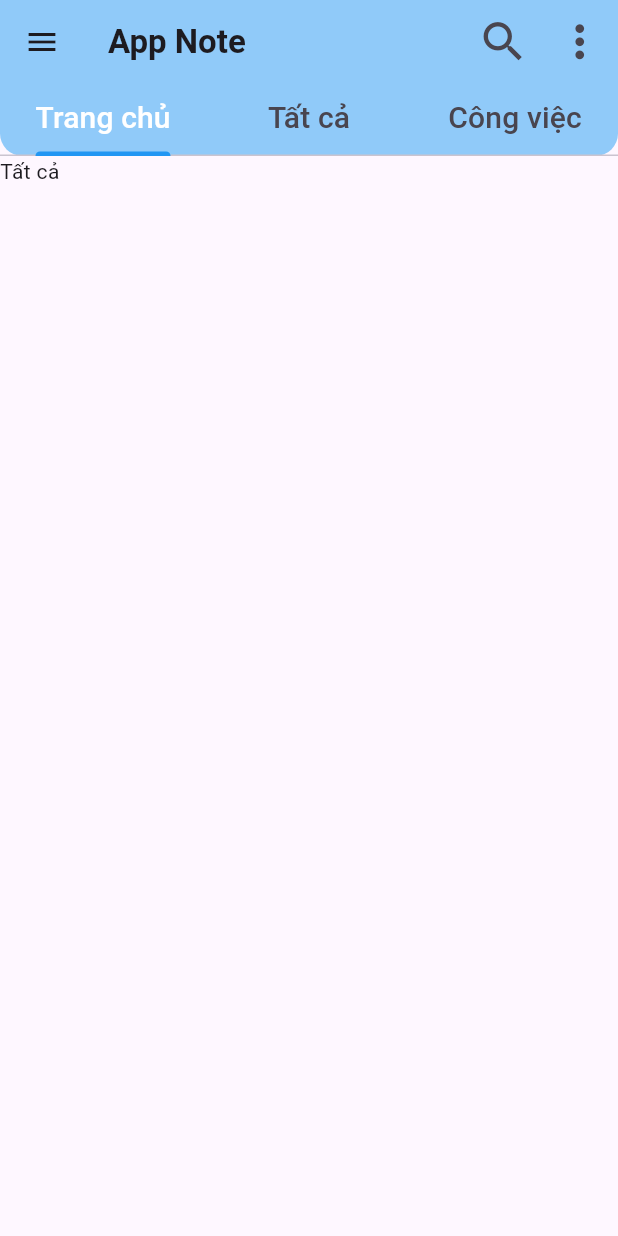
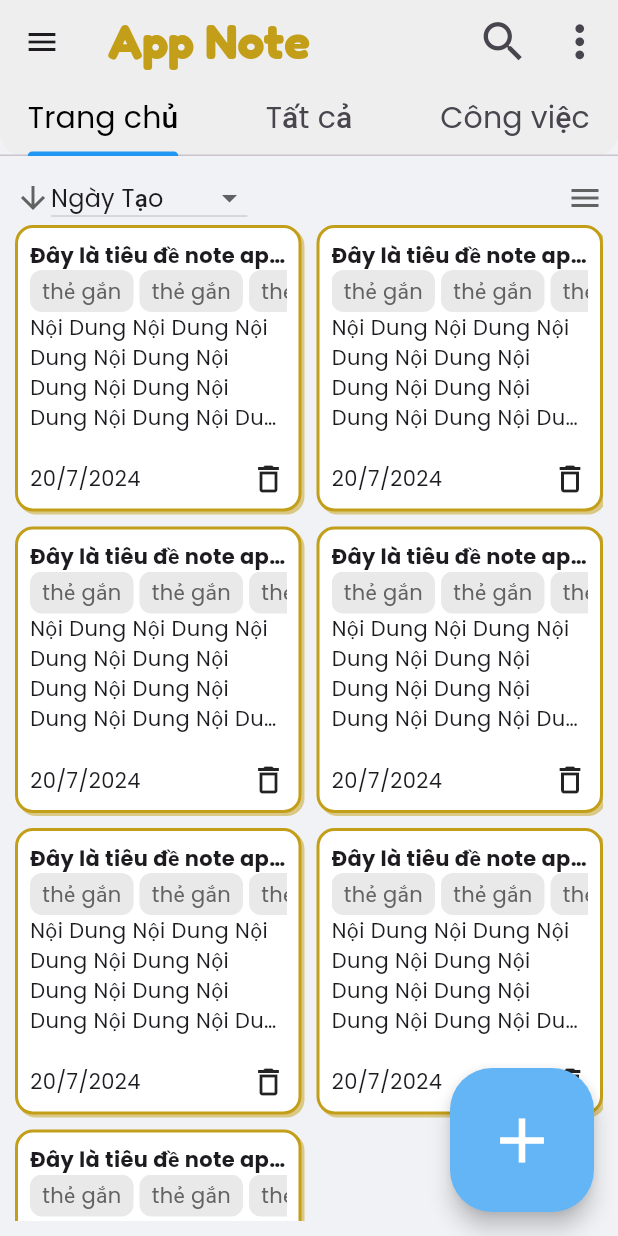
Before and after one commit to tKen20/flutterAppNote, a Flutter app: the screen it shows after launch, on a phone screen of 412 x 824 dp. Run offline on Flutter 3.47's test engine with Material 3 defaults, Android fonts, the phone set to English and light mode, and no system bars; our stand-ins replace google_fonts.

Commit message:
chỉnh sửa giao diện home, xem dưới dạng listview và gridview

```diff
--- /dev/null
+++ b/app_note_flutter/lib/core/constants.dart
@@ -0,0 +1,12 @@
+// App-wide colors
+import 'package:flutter/material.dart';
+
+const Color primary = Color(0xFFC39E18);
+const Color gray900 = Color(0xFF3E3E3E);
+const Color gray700 = Color(0xFF626262);
+const Color gray500 = Color(0xFF8E8E8E);
+const Color gray300 = Color(0xFFBEBEBE);
+const Color gray100 = Color(0xFFE9E9E9);
+const Color background = Color(0xFFF1F2F6);
+const Color black = Colors.black;
+const Color white = Colors.white;
--- a/app_note_flutter/lib/main.dart
+++ b/app_note_flutter/lib/main.dart
@@ -1,7 +1,9 @@
+import 'package:app_note_flutter/core/constants.dart';
 import 'package:app_note_flutter/screens/home/home_screens.dart';
 import 'package:app_note_flutter/screens/on_boarding_screen/on_boarding_screens.dart';
 import 'package:app_note_flutter/widgets/tab_bar_view_widget.dart';
 import 'package:flutter/material.dart';
+import 'package:google_fonts/google_fonts.dart';
 
 void main() {
   runApp(const MyApp());
@@ -16,23 +18,19 @@
     return MaterialApp(
       title: 'Flutter Demo',
       theme: ThemeData(
-        // This is the theme of your application.
-        //
-        // TRY THIS: Try running your application with "flutter run". You'll see
-        // the application has a purple toolbar. Then, without quitting the app,
-        // try changing the seedColor in the colorScheme below to Colors.green
-        // and then invoke "hot reload" (save your changes or press the "hot
-        // reload" button in a Flutter-supported IDE, or press "r" if you used
-        // the command line to start the app).
-        //
-        // Notice that the counter didn't reset back to zero; the application
-        // state is not lost during the reload. To reset the state, use hot
-        // restart instead.
-        //
-        // This works for code too, not just values: Most code changes can be
-        // tested with just a hot reload.
-        // colorScheme: ColorScheme.fromSeed(seedColor: Colors.deepPurple),
+        colorScheme: ColorScheme.fromSeed(seedColor: Colors.deepPurple),
         useMaterial3: true,
+        fontFamily: 'Poppins',
+        scaffoldBackgroundColor: background,
+        appBarTheme: Theme.of(context).appBarTheme.copyWith(
+              backgroundColor: Colors.grey[200],
+              titleTextStyle: TextStyle(
+                color: primary,
+                fontSize: 32,
+                fontFamily: 'Fredoka',
+                fontWeight: FontWeight.bold,
+              ),
+            ),
       ),
       home: HomeScreens(),
     );
--- a/app_note_flutter/lib/screens/home/trang_chu_screens.dart
+++ b/app_note_flutter/lib/screens/home/trang_chu_screens.dart
@@ -1,3 +1,8 @@
+import 'package:app_note_flutter/core/constants.dart';
+import 'package:app_note_flutter/screens/home/new_or_edit_screens.dart';
+import 'package:app_note_flutter/widgets/grid_view_note.dart';
+import 'package:app_note_flutter/widgets/list_view_note.dart';
+import 'package:app_note_flutter/widgets/note_fab.dart';
 import 'package:flutter/material.dart';
 
 class TrangChuScreens extends StatefulWidget {
@@ -8,10 +13,101 @@ class TrangChuScreens extends StatefulWidget {
 }
 
 class _TrangChuScreensState extends State<TrangChuScreens> {
+  final List<String> dropDownOptions = [
+    'Ngày Tạo',
+    'Ngày Sửa Đổi',
+  ];
+  // lấy giá trị đầu tiên của dropDownOptions
+  late String dropDownValue = dropDownOptions.first;
+
+  //
+  bool isGrid = true;
+
   @override
   Widget build(BuildContext context) {
-    return Container(
-      child: Text("Tất cả"),
+    return Scaffold(
+      // hiện thị nút thêm note
+      floatingActionButton: NoteFab(
+        onTab: () {
+          Navigator.of(context).push(MaterialPageRoute(
+            builder: (context) => NewOrEditScreens(),
+          ));
+        },
+      ),
+      body: Padding(
+        padding: const EdgeInsets.all(10),
+        child: Column(
+          children: [
+            // hiện thị dropdown buton
+            Padding(
+              padding: const EdgeInsets.symmetric(vertical: 6.0),
+              child: Row(
+                children: [
+                  //icon down button
+
+                  IconButton(
+                    onPressed: () {},
+                    icon: const Icon(Icons.arrow_downward_outlined),
+                    padding: EdgeInsets.zero,
+                    visualDensity: VisualDensity.compact,
+                    constraints: const BoxConstraints(),
+                    style: IconButton.styleFrom(
+                        tapTargetSize: MaterialTapTargetSize.shrinkWrap),
+                    color: gray700,
+                  ),
+
+                  //drop down
+                  DropdownButton(
+                    borderRadius: BorderRadius.circular(16),
+                    isDense: true,
+                    value: dropDownValue,
+                    items: dropDownOptions
+                        .map<DropdownMenuItem<String>>((String value) {
+                      return DropdownMenuItem<String>(
+                        value: value,
+                        child: Text(value),
+                      );
+                    }).toList(),
+                    selectedItemBuilder: (context) => dropDownOptions
+                        .map(
+                          (e) => Text(e),
+                        )
+                        .toList(),
+                    onChanged: (value) {
+                      setState(() {
+                        dropDownValue = value!;
+                      });
+                    },
+                  ),
+                  const Spacer(),
+
+                  // icon menu
+                  IconButton(
+                    onPressed: () {
+                      setState(() {
+                        isGrid = !isGrid;
+                      });
+                    },
+                    icon:
+                        Icon(isGrid ? Icons.menu : Icons.backup_table_outlined),
+                    padding: EdgeInsets.zero,
+                    visualDensity: VisualDensity.compact,
+                    constraints: const BoxConstraints(),
+                    style: IconButton.styleFrom(
+                        tapTargetSize: MaterialTapTargetSize.shrinkWrap),
+                    color: gray700,
+                  ),
+                ],
+              ),
+            ),
+
+            //hiện thị các mục note dưới dạng gridview và list view
+            Expanded(
+              child: isGrid ? GridViewNote() : ListViewNote(),
+            ),
+          ],
+        ),
+      ),
     );
   }
 }
--- /dev/null
+++ b/app_note_flutter/lib/widgets/grid_view_note.dart
@@ -0,0 +1,23 @@
+import 'package:app_note_flutter/widgets/note_card.dart';
+import 'package:flutter/material.dart';
+
+// hiện thị dạng gridView
+class GridViewNote extends StatelessWidget {
+  const GridViewNote({
+    super.key,
+  });
+
+  @override
+  Widget build(BuildContext context) {
+    return GridView.builder(
+      itemCount: 7,
+      gridDelegate: const SliverGridDelegateWithFixedCrossAxisCount(
+          crossAxisCount: 2, mainAxisSpacing: 10, crossAxisSpacing: 10),
+      itemBuilder: (context, index) {
+        return NoteCard(
+          isInGrid: true,
+        );
+      },
+    );
+  }
+}
--- /dev/null
+++ b/app_note_flutter/lib/widgets/note_card.dart
@@ -0,0 +1,86 @@
+import 'package:app_note_flutter/core/constants.dart';
+import 'package:flutter/material.dart';
+
+// hiện thị nội dung của mỗi note
+class NoteCard extends StatelessWidget {
+  const NoteCard({super.key, required this.isInGrid});
+
+  final bool isInGrid;
+
+  @override
+  Widget build(BuildContext context) {
+    return Container(
+      padding: const EdgeInsets.all(8.0),
+      decoration: BoxDecoration(
+          color: Colors.white,
+          border: Border.all(color: primary, width: 2),
+          borderRadius: BorderRadius.circular(12.0),
+          boxShadow: [
+            BoxShadow(
+              color: primary.withOpacity(0.5),
+              offset: const Offset(2, 2),
+            ),
+          ]),
+      child: Column(
+        crossAxisAlignment: CrossAxisAlignment.start,
+        children: [
+          //tiêu đề của note
+          const Text(
+            "Đây là tiêu đề note app nay",
+            maxLines: 1,
+            overflow: TextOverflow.ellipsis,
+            style: TextStyle(
+              fontWeight: FontWeight.bold,
+            ),
+          ),
+
+          // thẻ tag của note
+          SingleChildScrollView(
+            scrollDirection: Axis.horizontal,
+            child: Row(
+              children: List.generate(
+                3,
+                (index) => Container(
+                  margin: const EdgeInsets.only(
+                    right: 4,
+                  ),
+                  padding: const EdgeInsets.symmetric(
+                    horizontal: 8,
+                    vertical: 4,
+                  ),
+                  decoration: BoxDecoration(
+                    color: gray100,
+                    borderRadius: BorderRadius.circular(8),
+                  ),
+                  child: const Text(
+                    "thẻ gắn",
+                    style: TextStyle(
+                      color: gray700,
+                      fontSize: 14,
+                    ),
+                  ),
+                ),
+              ),
+            ),
+          ),
+
+          if (isInGrid)
+            const Expanded(
+              child: Text(
+                  maxLines: 4,
+                  overflow: TextOverflow.ellipsis,
+                  "Nội Dung Nội Dung Nội Dung Nội Dung Nội Dung Nội Dung Nội Dung Nội Dung Nội Dung Nội Dung Nội Dung Nội Dung"),
+            )
+          else
+            const Text(
+                maxLines: 3,
+                overflow: TextOverflow.ellipsis,
+                "Nội Dung Nội Dung Nội Dung Nội Dung Nội Dung Nội Dung Nội Dung Nội Dung Nội Dung Nội Dung Nội Dung Nội Dung Nội Dung Nội Dung Nội Dung Nội Dung Nội Dung Nội Dung Nội Dung Nội Dung Nội Dung Nội Dung Nội Dung Nội Dung"),
+          const Row(
+            children: [Text("20/7/2024"), Spacer(), Icon(Icons.delete_outline)],
+          ),
+        ],
+      ),
+    );
+  }
+}
--- /dev/null
+++ b/app_note_flutter/lib/widgets/note_fab.dart
@@ -0,0 +1,21 @@
+import 'package:flutter/material.dart';
+
+// hiện thị nút thêm note
+class NoteFab extends StatelessWidget {
+  NoteFab({super.key, required this.onTab});
+
+  VoidCallback onTab;
+
+  @override
+  Widget build(BuildContext context) {
+    return FloatingActionButton.large(
+      backgroundColor: Colors.blue[300],
+      onPressed: onTab,
+      child: const Icon(
+        Icons.add,
+        color: Colors.white,
+        size: 50,
+      ),
+    );
+  }
+}
--- a/app_note_flutter/lib/widgets/tab_bar_view_widget.dart
+++ b/app_note_flutter/lib/widgets/tab_bar_view_widget.dart
@@ -16,10 +16,8 @@ class TabBarViewWidget extends StatelessWidget {
       child: Scaffold(
         // app bar
         appBar: AppBar(
-          backgroundColor: Colors.blue[200],
           title: const Text(
             "App Note",
-            style: TextStyle(fontWeight: FontWeight.bold),
           ),
           actions: [
             IconButton(
@@ -41,7 +39,7 @@ class TabBarViewWidget extends StatelessWidget {
           bottom: TabBar(
             physics: ClampingScrollPhysics(),
             indicatorColor: Colors.blue,
-            labelStyle: TextStyle(color: Colors.white, fontSize: 20),
+            labelStyle: TextStyle(color: Colors.black, fontSize: 20),
             splashBorderRadius: BorderRadius.circular(20),
             // dividerColor: Colors.transparent,
             tabs: [
```
Also changed, not shown: app_note_flutter/lib/screens/home/new_or_edit_screens.dart (added, +159 -0 lines), app_note_flutter/lib/widgets/list_view_note.dart (added, +28 -0 lines), app_note_flutter/lib/widgets/note_icon_button_outline.dart (added, +28 -0 lines), app_note_flutter/pubspec.yaml (+16 -0 lines), app_note_flutter/assets/fonts/fredoka/Fredoka-Bold.ttf (added), app_note_flutter/assets/fonts/fredoka/Fredoka-Regular.ttf (added), app_note_flutter/assets/fonts/poppins/Poppins-Bold.ttf (added), app_note_flutter/assets/fonts/poppins/Poppins-Italic.ttf (added), app_note_flutter/assets/fonts/poppins/Poppins-Regular.ttf (added), app_note_flutter/pubspec.lock, 1 other file.
